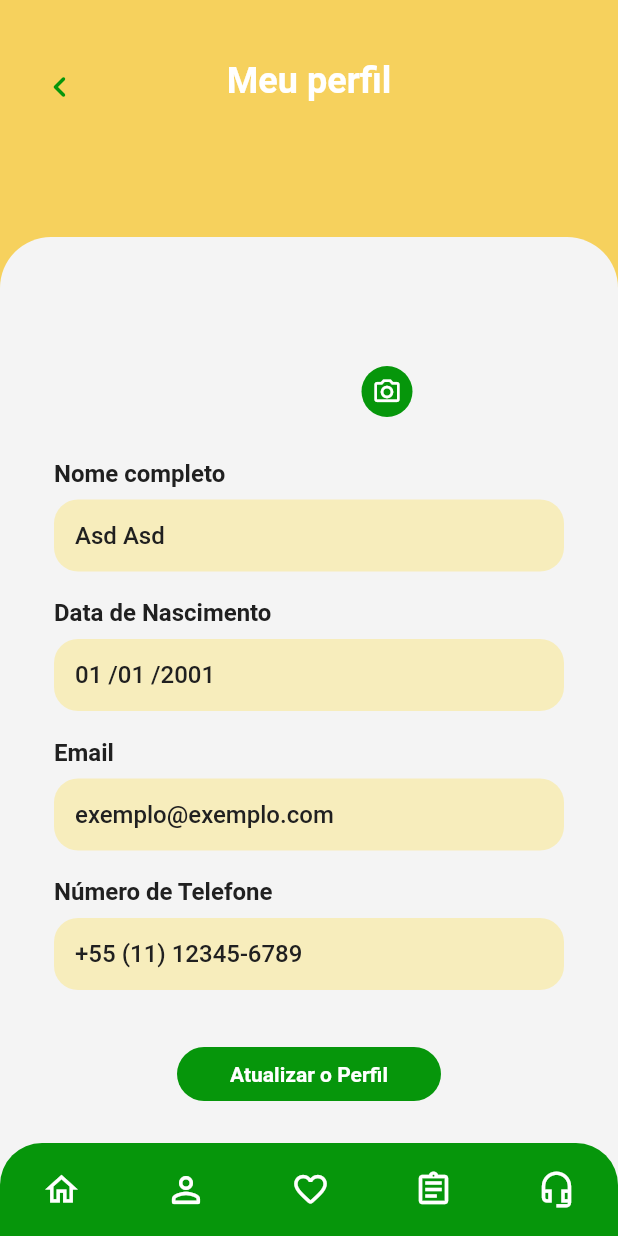
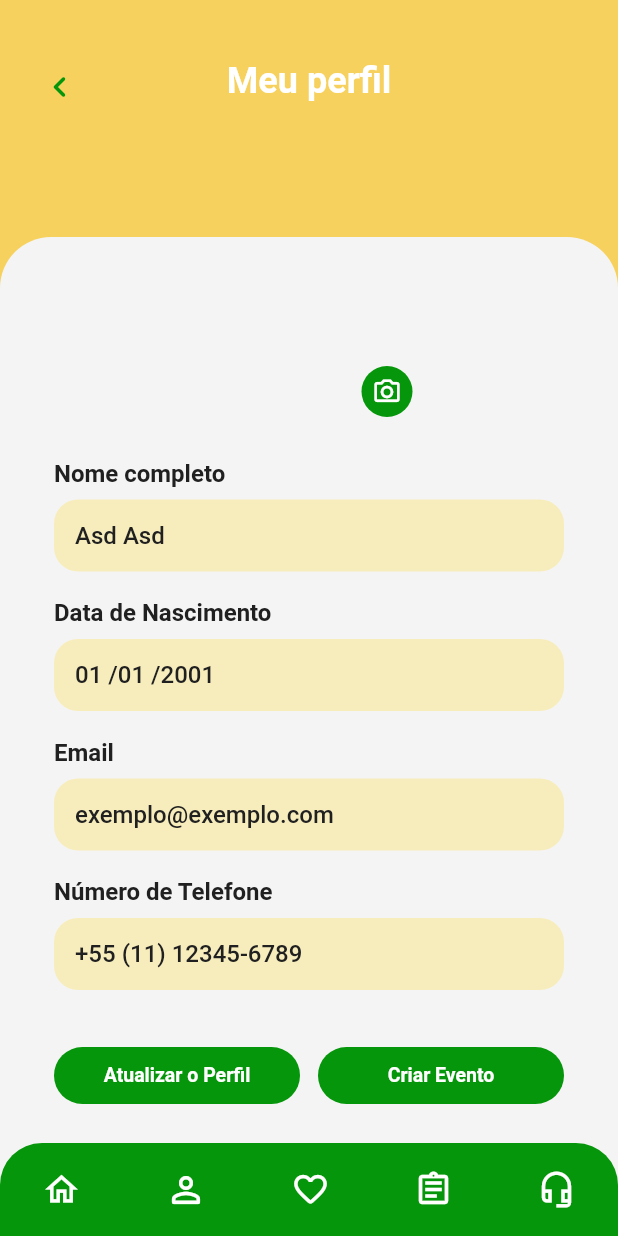
Before and after one commit to ofabianovidal/CulturesLocal, a Flutter app: the ProfileScreen screen opened by its route, on a phone screen of 412 x 824 dp. Run offline on Flutter 3.47's test engine with Material 3 defaults, Android fonts, the phone set to English and light mode, and no system bars.

Commit message:
Ajuste da tela de perfil.

```diff
--- a/culturelocal/lib/screens/profile_screen.dart
+++ b/culturelocal/lib/screens/profile_screen.dart
@@ -123,11 +123,14 @@ class _ProfileScreenState extends State<ProfileScreen> {
                     textInputAction: TextInputAction.done,
                   ),
                   const SizedBox(height: 38),
-                  CulturePillButton(
+                  Row(
+                    children: [
+                      Expanded(
+                        child: CulturePillButton(
                           label: 'Atualizar o Perfil',
-                    width: 176,
-                    height: 36,
-                    fontSize: 14,
+                          width: double.infinity,
+                          height: 38,
+                          fontSize: 13,
                           onPressed: () {
                             ScaffoldMessenger.of(context).showSnackBar(
                               const SnackBar(
@@ -135,6 +138,21 @@ class _ProfileScreenState extends State<ProfileScreen> {
                               ),
                             );
                           },
+                        ),
+                      ),
+                      const SizedBox(width: 12),
+                      Expanded(
+                        child: CulturePillButton(
+                          label: 'Criar Evento',
+                          width: double.infinity,
+                          height: 38,
+                          fontSize: 13,
+                          onPressed: () {
+                            Navigator.of(context).pushNamed(AppRoutes.createEvent);
+                          },
+                        ),
+                      ),
+                    ],
                   ),
                 ],
               ),
```
Lines whose indentation alone changed are shown as unchanged.
